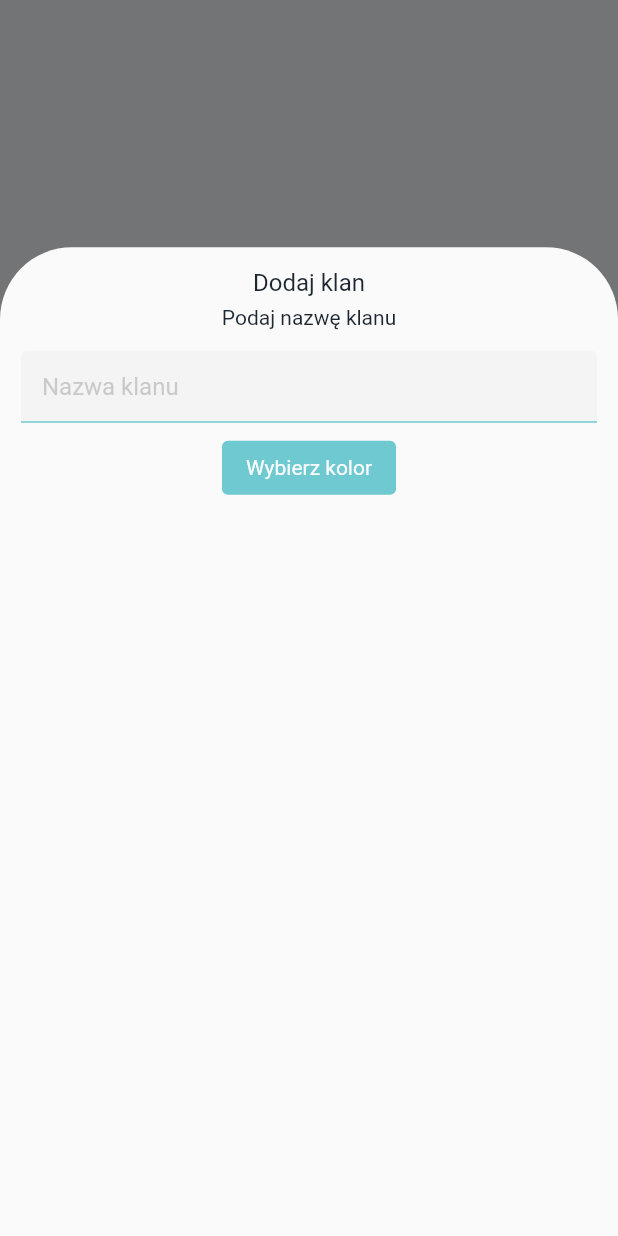
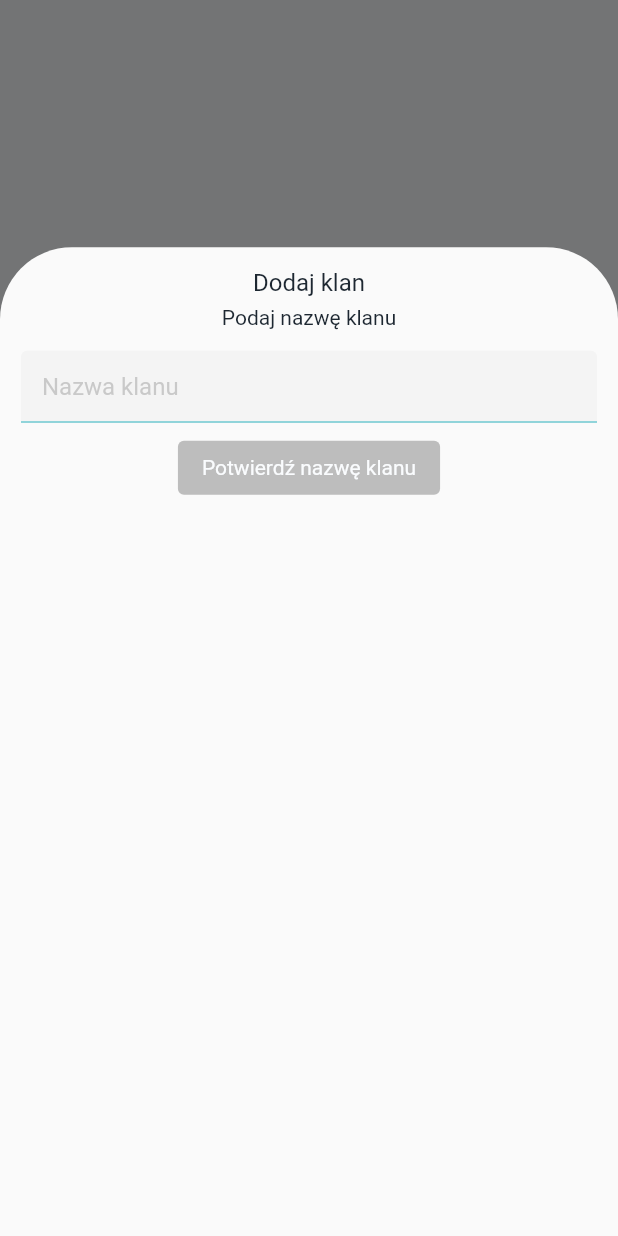
Before and after one commit to artoniaz/chalet, a Flutter app: the CreateTeam screen opened directly, after a tap on "Załóż swój klan", on a phone screen of 412 x 824 dp. Run offline on Flutter 3.47's test engine with Material 2 defaults, Android fonts, the phone set to English and light mode, and no system bars; our stand-ins replace animated_splash_screen, cached_network_image, carousel_slider, cloud_firestore, device_info_plus, dio and 22 more; missing offline and left inert: flex_color_picker, flutter_login_facebook, flutter_polyline_points, geoflutterfire, google_place; accounts and stored records are empty.

Commit message:
Fixed create team form

```diff
--- a/lib/screens/social/create_team/create_team_form.dart
+++ b/lib/screens/social/create_team/create_team_form.dart
@@ -7,6 +7,7 @@ import 'package:chalet/config/functions/dissmis_focus.dart';
 import 'package:chalet/models/color_model.dart';
 import 'package:chalet/models/user_model.dart';
 import 'package:chalet/styles/dimentions.dart';
+import 'package:chalet/styles/index.dart';
 import 'package:chalet/styles/input_decoration.dart';
 import 'package:chalet/widgets/index.dart';
 import 'package:flutter/material.dart';
@@ -30,6 +31,8 @@ class _CreateTeamFormState extends State<CreateTeamForm> {
   final GlobalKey<FormState> _formKey = GlobalKey<FormState>();
 
   ColorModel? _choosenColor;
+  bool _isTeamNameApproved = false;
+  bool _isAllowApproveButton = false;
 
   void _handleChoosenColor(ColorModel color) {
     setState(() => _choosenColor = color);
@@ -71,15 +74,62 @@ class _CreateTeamFormState extends State<CreateTeamForm> {
                 VerticalSizedBox16(),
                 TextFormField(
                   controller: widget.teamNameController,
-                  decoration: textInputDecoration.copyWith(hintText: 'Nazwa klanu'),
+                  decoration: textInputDecoration.copyWith(hintText: 'Nazwa klanu').copyWith(
+                      fillColor:
+                          _isTeamNameApproved && !_isAllowApproveButton ? Palette.chaletBlue : Palette.veryLightGrey),
                   validator: (val) => val!.isEmpty || val.length < 3 ? 'Podaj poprawną nazwę klanu' : null,
-                  onEditingComplete: teamState is TeamStateLoading ? null : _addTeam,
+                  // onEditingComplete: teamState is TeamStateLoading ? null : _addTeam,
                   keyboardType: TextInputType.emailAddress,
+                  readOnly: _isTeamNameApproved,
+                  onChanged: (val) {
+                    print(val);
+                    if (val.length > 0 && !_isAllowApproveButton) setState(() => _isAllowApproveButton = true);
+                    if (val.length == 0 && _isAllowApproveButton) setState(() => _isAllowApproveButton = false);
+                  },
+                ),
+                VerticalSizedBox8(),
+                CustomElevatedButton(
+                    label: _isTeamNameApproved && !_isAllowApproveButton
+                        ? 'Nazwa klanu zatwierdzona'
+                        : 'Potwierdź nazwę klanu',
+                    onPressed: _isAllowApproveButton
+                        ? () => setState(
+                              () {
+                                _isTeamNameApproved = true;
+                                _isAllowApproveButton = false;
+                              },
+                            )
+                        : null),
+                if (_isTeamNameApproved)
+                  Column(
+                    crossAxisAlignment: _choosenColor == null ? CrossAxisAlignment.center : CrossAxisAlignment.stretch,
+                    children: [
+                      VerticalSizedBox16(),
+                      Row(
+                        mainAxisAlignment: MainAxisAlignment.center,
+                        children: [
+                          _choosenColor == null
+                              ? Text(
+                                  'Wybierz swój kolor',
+                                  style: Theme.of(context).textTheme.headline6,
+                                )
+                              : Text(
+                                  'Wybrany kolor:',
+                                  style: Theme.of(context).textTheme.bodyText1,
+                                ),
+                          HorizontalSizedBox8(),
+                          if (_choosenColor != null)
+                            CustomColorIndicator(
+                              color: _choosenColor!.color,
+                              isSelected: true,
+                              onSelect: () {},
+                            )
+                        ],
                       ),
                       VerticalSizedBox8(),
                       _choosenColor == null
                           ? CustomElevatedButton(
-                        label: 'Wybierz kolor',
+                              label: 'Wybierz swój kolor',
                               onPressed: () {
                                 dissmissCurrentFocus(context);
                                 return showDialog(
@@ -89,9 +139,22 @@ class _CreateTeamFormState extends State<CreateTeamForm> {
                                           alreadyChoosenColors: [],
                                         ));
                               })
-                    : CustomElevatedButton(
+                          : CustomMainElevatedButton(
                               label: 'Dodaj klan',
                               onPressed: teamState is TeamStateLoading ? null : _addTeam,
+                              backgroundColor: Palette.goldLeaf,
+                            ),
+                      if (_choosenColor == null)
+                        Column(
+                          children: [
+                            VerticalSizedBox8(),
+                            Text(
+                              'Wybierz swój kolor w użytku wewnątrz klanu. Twoi znajomi z klanu zobaczą Twoje osiągnięcia / Szalety oznaczone tym kolorem.',
+                              style: Theme.of(context).textTheme.bodyText1,
+                            ),
+                          ],
+                        )
+                    ],
                   ),
               ],
             ),
```
Lines whose indentation alone changed are shown as unchanged.
